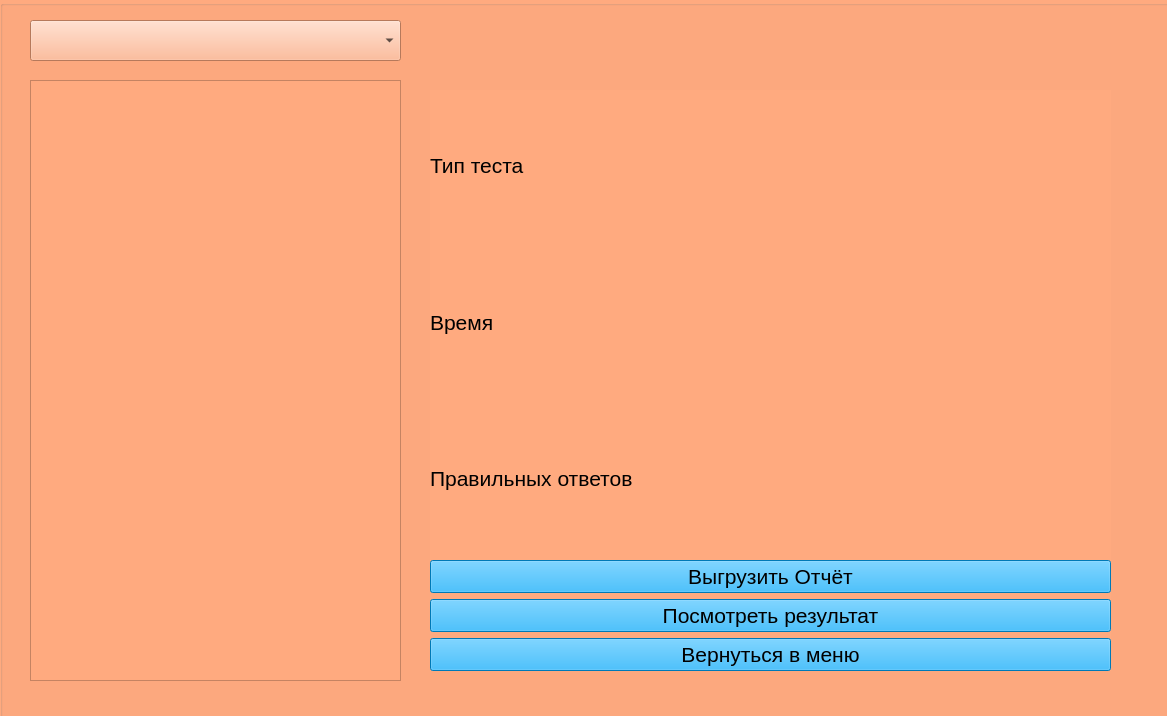
Qt form test_app/testing_gui.ui (zverihg/test_app) before a commit.
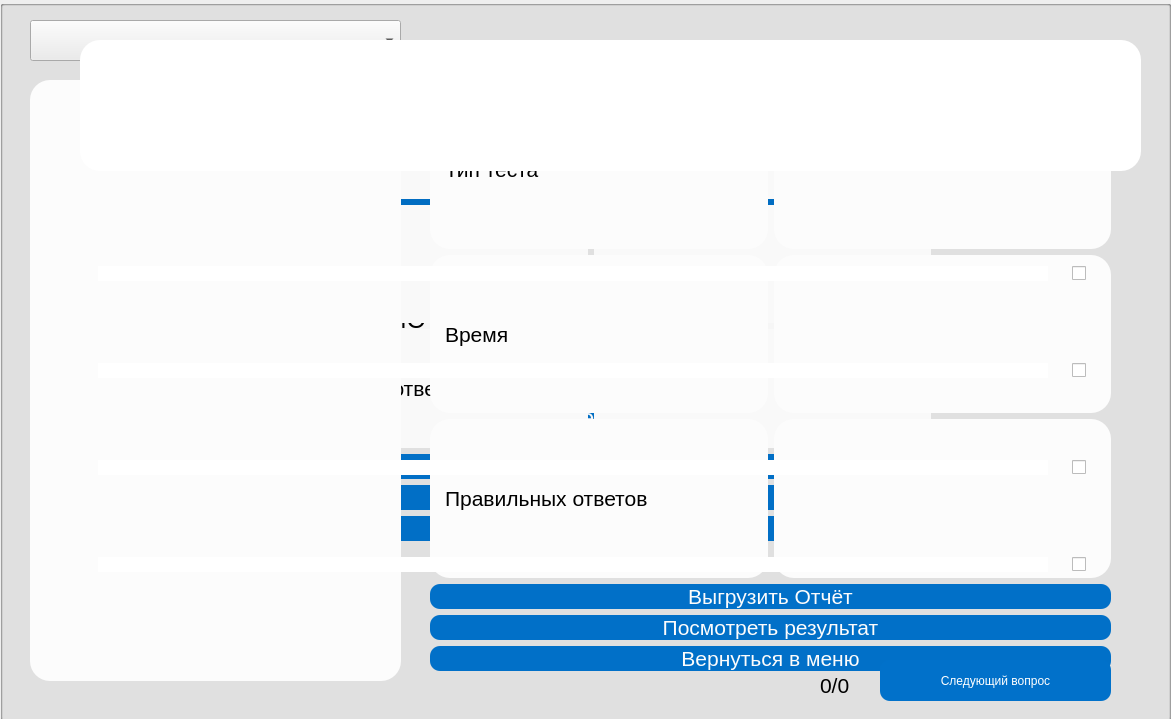
The same form after that commit.

Diff of the .ui file:
```diff
--- a/test_app/testing_gui.ui
+++ b/test_app/testing_gui.ui
@@ -6,8 +6,8 @@
    <rect>
     <x>0</x>
     <y>0</y>
-    <width>1167</width>
-    <height>716</height>
+    <width>1171</width>
+    <height>719</height>
    </rect>
   </property>
   <property name="sizePolicy">
@@ -45,7 +45,7 @@
      <bool>false</bool>
     </property>
     <property name="styleSheet">
-     <string notr="true">background-color: rgb(255, 170, 127);</string>
+     <string notr="true"/>
     </property>
     <property name="title">
      <string/>
@@ -72,6 +72,11 @@
             <pointsize>19</pointsize>
            </font>
           </property>
+          <property name="styleSheet">
+           <string notr="true">background-color: rgb(255, 255, 255);
+border-radius: 20px;
+padding-left:10px</string>
+          </property>
           <property name="text">
            <string>Введите ФИО</string>
           </property>
@@ -84,6 +89,11 @@
             <pointsize>19</pointsize>
            </font>
           </property>
+          <property name="styleSheet">
+           <string notr="true">background-color: rgb(255, 255, 255);
+border-radius: 20px;
+padding-left:10px</string>
+          </property>
          </widget>
         </item>
        </layout>
@@ -105,7 +115,9 @@
          <cursorShape>PointingHandCursor</cursorShape>
         </property>
         <property name="styleSheet">
-         <string notr="true">background-color: rgb(0, 170, 255);</string>
+         <string notr="true">background-color: #0171CA;
+color: rgb(255, 255, 255);
+border-radius: 10px;</string>
         </property>
         <property name="text">
          <string>Тестирование</string>
@@ -123,7 +135,9 @@
          <cursorShape>PointingHandCursor</cursorShape>
         </property>
         <property name="styleSheet">
-         <string notr="true">background-color: rgb(0, 170, 255);</string>
+         <string notr="true">background-color: #0171CA;
+color: rgb(255, 255, 255);
+border-radius: 10px;</string>
         </property>
         <property name="text">
          <string>Просмотр результатов</string>
@@ -158,7 +172,7 @@
      <bool>false</bool>
     </property>
     <property name="styleSheet">
-     <string notr="true">background-color: rgb(255, 170, 127);</string>
+     <string notr="true"/>
     </property>
     <property name="title">
      <string/>
@@ -170,9 +184,9 @@
      <property name="geometry">
       <rect>
        <x>330</x>
-       <y>110</y>
+       <y>150</y>
        <width>511</width>
-       <height>431</height>
+       <height>301</height>
       </rect>
      </property>
      <layout class="QVBoxLayout" name="verticalLayout">
@@ -181,7 +195,7 @@
         <property name="minimumSize">
          <size>
           <width>309</width>
-          <height>0</height>
+          <height>68</height>
          </size>
         </property>
         <property name="font">
@@ -193,7 +207,9 @@
          <enum>Qt::LeftToRight</enum>
         </property>
         <property name="styleSheet">
-         <string notr="true">background-color: rgb(255, 170, 255);</string>
+         <string notr="true">background-color: #0171CA;
+color: rgb(255, 255, 255);
+border-radius: 10px;</string>
         </property>
         <property name="text">
          <string>Дежурный по части</string>
@@ -205,13 +221,21 @@
       </item>
       <item>
        <widget class="QPushButton" name="pom_dezh_po_chasti">
+        <property name="minimumSize">
+         <size>
+          <width>0</width>
+          <height>68</height>
+         </size>
+        </property>
         <property name="font">
          <font>
           <pointsize>16</pointsize>
          </font>
         </property>
         <property name="styleSheet">
-         <string notr="true">background-color: rgb(255, 170, 255);</string>
+         <string notr="true">background-color: #0171CA;
+color: rgb(255, 255, 255);
+border-radius: 10px;</string>
         </property>
         <property name="text">
          <string>Помошник дежурного</string>
@@ -220,13 +244,21 @@
       </item>
       <item>
        <widget class="QPushButton" name="back_to_main_window">
+        <property name="minimumSize">
+         <size>
+          <width>0</width>
+          <height>68</height>
+         </size>
+        </property>
         <property name="font">
          <font>
           <pointsize>16</pointsize>
          </font>
         </property>
         <property name="styleSheet">
-         <string notr="true">background-color: rgb(23, 255, 166);</string>
+         <string notr="true">background-color: #0171CA;
+color: rgb(255, 255, 255);
+border-radius: 10px;</string>
         </property>
         <property name="text">
          <string>Назад</string>
@@ -246,7 +278,7 @@
      </rect>
     </property>
     <property name="styleSheet">
-     <string notr="true">background-color: rgb(255, 170, 127);</string>
+     <string notr="true"/>
     </property>
     <property name="title">
      <string/>
@@ -278,7 +310,9 @@
       </font>
      </property>
      <property name="styleSheet">
-      <string notr="true">background-color: rgba(218, 207, 211, 170);</string>
+      <string notr="true">background-color: rgb(255, 255, 255);
+border-radius: 20px;
+padding-left:10px</string>
      </property>
      <property name="text">
       <string/>
@@ -328,6 +362,11 @@
           <property name="autoFillBackground">
            <bool>false</bool>
           </property>
+          <property name="styleSheet">
+           <string notr="true">background-color: rgb(255, 255, 255);
+border-radius: 20px;
+padding-left:10px</string>
+          </property>
           <property name="frameShape">
            <enum>QFrame::NoFrame</enum>
           </property>
@@ -391,6 +430,11 @@
           <property name="autoFillBackground">
            <bool>false</bool>
           </property>
+          <property name="styleSheet">
+           <string notr="true">background-color: rgb(255, 255, 255);
+border-radius: 20px;
+padding-left:10px</string>
+          </property>
           <property name="frameShape">
            <enum>QFrame::NoFrame</enum>
           </property>
@@ -451,6 +495,11 @@
           <property name="autoFillBackground">
            <bool>false</bool>
           </property>
+          <property name="styleSheet">
+           <string notr="true">background-color: rgb(255, 255, 255);
+border-radius: 20px;
+padding-left:10px</string>
+          </property>
           <property name="frameShape">
            <enum>QFrame::NoFrame</enum>
           </property>
@@ -511,6 +560,11 @@
           <property name="autoFillBackground">
            <bool>false</bool>
           </property>
+          <property name="styleSheet">
+           <string notr="true">background-color: rgb(255, 255, 255);
+border-radius: 20px;
+padding-left:10px</string>
+          </property>
           <property name="frameShape">
            <enum>QFrame::NoFrame</enum>
           </property>
@@ -558,7 +612,9 @@
       </rect>
      </property>
      <property name="styleSheet">
-      <string notr="true">background-color: rgb(0, 170, 255);</string>
+      <string notr="true">background-color: #0171CA;
+color: rgb(255, 255, 255);
+border-radius: 10px;</string>
      </property>
      <property name="text">
       <string>Следующий вопрос</string>
@@ -611,7 +667,7 @@
      </rect>
     </property>
     <property name="styleSheet">
-     <string notr="true">background-color: rgb(255, 170, 127);</string>
+     <string notr="true"/>
     </property>
     <property name="title">
      <string/>
@@ -635,6 +691,11 @@
             <pointsize>16</pointsize>
            </font>
           </property>
+          <property name="styleSheet">
+           <string notr="true">background-color: rgb(255, 255, 255);
+border-radius: 20px;
+padding-left:10px</string>
+          </property>
           <property name="text">
            <string>Тип теста</string>
           </property>
@@ -647,6 +708,11 @@
             <pointsize>16</pointsize>
            </font>
           </property>
+          <property name="styleSheet">
+           <string notr="true">background-color: rgb(255, 255, 255);
+border-radius: 20px;
+padding-left:10px</string>
+          </property>
           <property name="text">
            <string>Тип теста</string>
           </property>
@@ -663,6 +729,11 @@
             <pointsize>16</pointsize>
            </font>
           </property>
+          <property name="styleSheet">
+           <string notr="true">background-color: rgb(255, 255, 255);
+border-radius: 20px;
+padding-left:10px</string>
+          </property>
           <property name="text">
            <string>Время</string>
           </property>
@@ -675,6 +746,11 @@
             <pointsize>16</pointsize>
            </font>
           </property>
+          <property name="styleSheet">
+           <string notr="true">background-color: rgb(255, 255, 255);
+border-radius: 20px;
+padding-left:10px</string>
+          </property>
           <property name="text">
            <string>Тип теста</string>
           </property>
@@ -691,6 +767,11 @@
             <pointsize>16</pointsize>
            </font>
           </property>
+          <property name="styleSheet">
+           <string notr="true">background-color: rgb(255, 255, 255);
+border-radius: 20px;
+padding-left:10px</string>
+          </property>
           <property name="text">
            <string>Правильных ответов</string>
           </property>
@@ -703,6 +784,11 @@
             <pointsize>16</pointsize>
            </font>
           </property>
+          <property name="styleSheet">
+           <string notr="true">background-color: rgb(255, 255, 255);
+border-radius: 20px;
+padding-left:10px</string>
+          </property>
           <property name="text">
            <string>Тип теста</string>
           </property>
@@ -724,7 +810,9 @@
          </font>
         </property>
         <property name="styleSheet">
-         <string notr="true">background-color: rgb(0, 170, 255);</string>
+         <string notr="true">background-color: #0171CA;
+color: rgb(255, 255, 255);
+border-radius: 10px;</string>
         </property>
         <property name="text">
          <string>Выгрузить Отчёт</string>
@@ -745,7 +833,9 @@
          </font>
         </property>
         <property name="styleSheet">
-         <string notr="true">background-color: rgb(0, 170, 255);</string>
+         <string notr="true">background-color: #0171CA;
+color: rgb(255, 255, 255);
+border-radius: 10px;</string>
         </property>
         <property name="text">
          <string>Посмотреть результат</string>
@@ -775,7 +865,9 @@
          </font>
         </property>
         <property name="styleSheet">
-         <string notr="true">background-color: rgb(0, 170, 255);</string>
+         <string notr="true">background-color: #0171CA;
+color: rgb(255, 255, 255);
+border-radius: 10px;</string>
         </property>
         <property name="text">
          <string>Вернуться в меню</string>
@@ -795,7 +887,7 @@
      </rect>
     </property>
     <property name="styleSheet">
-     <string notr="true">background-color: rgb(255, 170, 127);</string>
+     <string notr="true"/>
     </property>
     <property name="title">
      <string/>
@@ -809,6 +901,11 @@
        <height>601</height>
       </rect>
      </property>
+     <property name="styleSheet">
+      <string notr="true">background-color: rgb(255, 255, 255);
+border-radius: 20px;
+padding-left:10px</string>
+     </property>
     </widget>
     <widget class="QComboBox" name="folder_list">
      <property name="geometry">
@@ -839,6 +936,11 @@
             <pointsize>16</pointsize>
            </font>
           </property>
+          <property name="styleSheet">
+           <string notr="true">background-color: rgb(255, 255, 255);
+border-radius: 20px;
+padding-left:10px</string>
+          </property>
           <property name="text">
            <string>Тип теста</string>
           </property>
@@ -851,6 +953,11 @@
             <pointsize>16</pointsize>
            </font>
           </property>
+          <property name="styleSheet">
+           <string notr="true">background-color: rgb(255, 255, 255);
+border-radius: 20px;
+padding-left:10px</string>
+          </property>
           <property name="text">
            <string/>
           </property>
@@ -867,6 +974,11 @@
             <pointsize>16</pointsize>
            </font>
           </property>
+          <property name="styleSheet">
+           <string notr="true">background-color: rgb(255, 255, 255);
+border-radius: 20px;
+padding-left:10px</string>
+          </property>
           <property name="text">
            <string>Время</string>
           </property>
@@ -879,6 +991,11 @@
             <pointsize>16</pointsize>
            </font>
           </property>
+          <property name="styleSheet">
+           <string notr="true">background-color: rgb(255, 255, 255);
+border-radius: 20px;
+padding-left:10px</string>
+          </property>
           <property name="text">
            <string/>
           </property>
@@ -895,6 +1012,11 @@
             <pointsize>16</pointsize>
            </font>
           </property>
+          <property name="styleSheet">
+           <string notr="true">background-color: rgb(255, 255, 255);
+border-radius: 20px;
+padding-left:10px</string>
+          </property>
           <property name="text">
            <string>Правильных ответов</string>
           </property>
@@ -907,6 +1029,11 @@
             <pointsize>16</pointsize>
            </font>
           </property>
+          <property name="styleSheet">
+           <string notr="true">background-color: rgb(255, 255, 255);
+border-radius: 20px;
+padding-left:10px</string>
+          </property>
           <property name="text">
            <string/>
           </property>
@@ -928,7 +1055,9 @@
          </font>
         </property>
         <property name="styleSheet">
-         <string notr="true">background-color: rgb(0, 170, 255);</string>
+         <string notr="true">background-color: #0171CA;
+color: rgb(255, 255, 255);
+border-radius: 10px;</string>
         </property>
         <property name="text">
          <string>Выгрузить Отчёт</string>
@@ -949,7 +1078,9 @@
          </font>
         </property>
         <property name="styleSheet">
-         <string notr="true">background-color: rgb(0, 170, 255);</string>
+         <string notr="true">background-color: #0171CA;
+color: rgb(255, 255, 255);
+border-radius: 10px;</string>
         </property>
         <property name="text">
          <string>Посмотреть результат</string>
@@ -979,7 +1110,9 @@
          </font>
         </property>
         <property name="styleSheet">
-         <string notr="true">background-color: rgb(0, 170, 255);</string>
+         <string notr="true">background-color: #0171CA;
+color: rgb(255, 255, 255);
+border-radius: 10px;</string>
         </property>
         <property name="text">
          <string>Вернуться в меню</string>
@@ -991,9 +1124,9 @@
    </widget>
    <zorder>test_menu</zorder>
    <zorder>main_layout</zorder>
-   <zorder>test_box</zorder>
    <zorder>test_result_box</zorder>
    <zorder>test_result_box_menue</zorder>
+   <zorder>test_box</zorder>
   </widget>
  </widget>
  <resources/>
```
